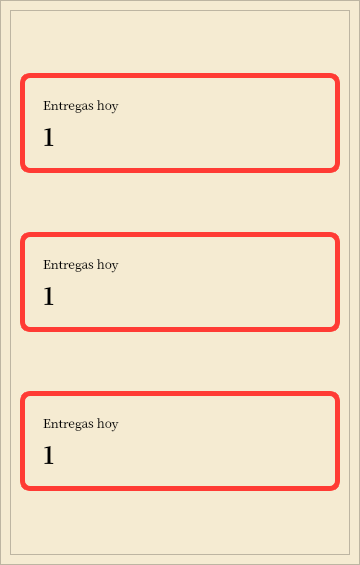
Before: the Qt Designer form movil/repartidor.ui in Bruno-DarkSouler/APP_ElBuenGusto, drawn with Qt 5.
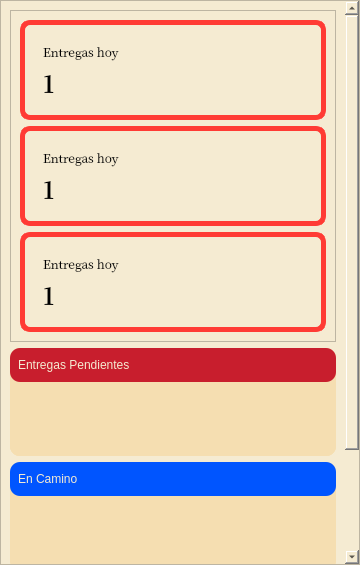
After: the same form once the commit is applied. Icons and pictures are not drawn.

```diff
--- a/movil/repartidor.ui
+++ b/movil/repartidor.ui
@@ -42,23 +42,29 @@
      <property name="horizontalScrollBarPolicy">
       <enum>Qt::ScrollBarPolicy::ScrollBarAlwaysOff</enum>
      </property>
+     <property name="sizeAdjustPolicy">
+      <enum>QAbstractScrollArea::SizeAdjustPolicy::AdjustToContentsOnFirstShow</enum>
+     </property>
      <property name="widgetResizable">
       <bool>true</bool>
      </property>
+     <property name="alignment">
+      <set>Qt::AlignmentFlag::AlignLeading|Qt::AlignmentFlag::AlignLeft|Qt::AlignmentFlag::AlignTop</set>
+     </property>
      <widget class="QWidget" name="scrollAreaWidgetContents">
       <property name="geometry">
        <rect>
         <x>0</x>
-        <y>0</y>
-        <width>358</width>
-        <height>563</height>
+        <y>-138</y>
+        <width>341</width>
+        <height>701</height>
        </rect>
       </property>
       <layout class="QVBoxLayout" name="verticalLayout_7">
        <item>
         <widget class="QFrame" name="frame_9">
          <property name="sizePolicy">
-          <sizepolicy hsizetype="Preferred" vsizetype="Minimum">
+          <sizepolicy hsizetype="Preferred" vsizetype="Maximum">
            <horstretch>0</horstretch>
            <verstretch>0</verstretch>
           </sizepolicy>
@@ -427,6 +433,180 @@
          </layout>
         </widget>
        </item>
+       <item>
+        <widget class="QFrame" name="frame_3">
+         <property name="styleSheet">
+          <string notr="true">border-radius:10;
+background-color: rgb(245, 222, 177);</string>
+         </property>
+         <property name="frameShape">
+          <enum>QFrame::Shape::StyledPanel</enum>
+         </property>
+         <property name="frameShadow">
+          <enum>QFrame::Shadow::Raised</enum>
+         </property>
+         <layout class="QVBoxLayout" name="verticalLayout_2">
+          <property name="leftMargin">
+           <number>0</number>
+          </property>
+          <property name="topMargin">
+           <number>0</number>
+          </property>
+          <property name="rightMargin">
+           <number>0</number>
+          </property>
+          <property name="bottomMargin">
+           <number>0</number>
+          </property>
+          <item>
+           <widget class="QLabel" name="label_4">
+            <property name="styleSheet">
+             <string notr="true">background-color: rgb(200, 30, 45);
+color: rgb(245, 235, 210);
+padding: 10 5;
+border-radius: 10;</string>
+            </property>
+            <property name="text">
+             <string>Entregas Pendientes</string>
+            </property>
+           </widget>
+          </item>
+          <item>
+           <widget class="QScrollArea" name="scrollArea_2">
+            <property name="widgetResizable">
+             <bool>true</bool>
+            </property>
+            <widget class="QWidget" name="scrollAreaWidgetContents_2">
+             <property name="geometry">
+              <rect>
+               <x>0</x>
+               <y>0</y>
+               <width>323</width>
+               <height>69</height>
+              </rect>
+             </property>
+            </widget>
+           </widget>
+          </item>
+         </layout>
+        </widget>
+       </item>
+       <item>
+        <widget class="QFrame" name="frame_10">
+         <property name="styleSheet">
+          <string notr="true">border-radius:10;
+background-color: rgb(245, 222, 177);</string>
+         </property>
+         <property name="frameShape">
+          <enum>QFrame::Shape::StyledPanel</enum>
+         </property>
+         <property name="frameShadow">
+          <enum>QFrame::Shadow::Raised</enum>
+         </property>
+         <layout class="QVBoxLayout" name="verticalLayout_4">
+          <property name="leftMargin">
+           <number>0</number>
+          </property>
+          <property name="topMargin">
+           <number>0</number>
+          </property>
+          <property name="rightMargin">
+           <number>0</number>
+          </property>
+          <property name="bottomMargin">
+           <number>0</number>
+          </property>
+          <item>
+           <widget class="QLabel" name="label_5">
+            <property name="styleSheet">
+             <string notr="true">background-color: rgb(0, 85, 255);
+color: rgb(245, 235, 210);
+padding: 10 5;
+border-radius: 10;</string>
+            </property>
+            <property name="text">
+             <string>En Camino</string>
+            </property>
+           </widget>
+          </item>
+          <item>
+           <widget class="QScrollArea" name="scrollArea_3">
+            <property name="widgetResizable">
+             <bool>true</bool>
+            </property>
+            <widget class="QWidget" name="scrollAreaWidgetContents_3">
+             <property name="geometry">
+              <rect>
+               <x>0</x>
+               <y>0</y>
+               <width>323</width>
+               <height>69</height>
+              </rect>
+             </property>
+            </widget>
+           </widget>
+          </item>
+         </layout>
+        </widget>
+       </item>
+       <item>
+        <widget class="QFrame" name="frame_11">
+         <property name="styleSheet">
+          <string notr="true">border-radius:10;
+background-color: rgb(245, 222, 177);</string>
+         </property>
+         <property name="frameShape">
+          <enum>QFrame::Shape::StyledPanel</enum>
+         </property>
+         <property name="frameShadow">
+          <enum>QFrame::Shadow::Raised</enum>
+         </property>
+         <layout class="QVBoxLayout" name="verticalLayout_9">
+          <property name="leftMargin">
+           <number>0</number>
+          </property>
+          <property name="topMargin">
+           <number>0</number>
+          </property>
+          <property name="rightMargin">
+           <number>0</number>
+          </property>
+          <property name="bottomMargin">
+           <number>0</number>
+          </property>
+          <item>
+           <widget class="QLabel" name="label_6">
+            <property name="styleSheet">
+             <string notr="true">background-color: rgb(0, 170, 0);
+color: rgb(245, 235, 210);
+padding: 10 5;
+border-radius: 10;</string>
+            </property>
+            <property name="text">
+             <string>Entregas Completadas Hoy</string>
+            </property>
+           </widget>
+          </item>
+          <item>
+           <widget class="QScrollArea" name="scrollArea_4">
+            <property name="widgetResizable">
+             <bool>true</bool>
+            </property>
+            <widget class="QWidget" name="scrollAreaWidgetContents_4">
+             <property name="geometry">
+              <rect>
+               <x>0</x>
+               <y>0</y>
+               <width>323</width>
+               <height>69</height>
+              </rect>
+             </property>
+            </widget>
+           </widget>
+          </item>
+         </layout>
+        </widget>
+       </item>
       </layout>
      </widget>
     </widget>
```
